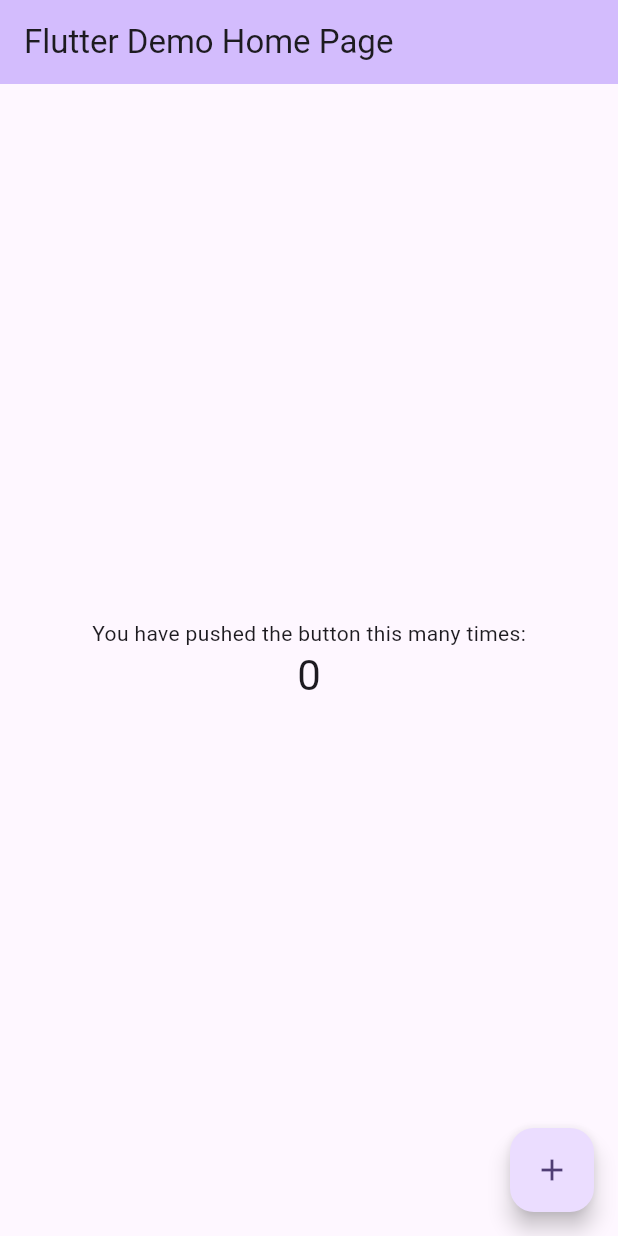
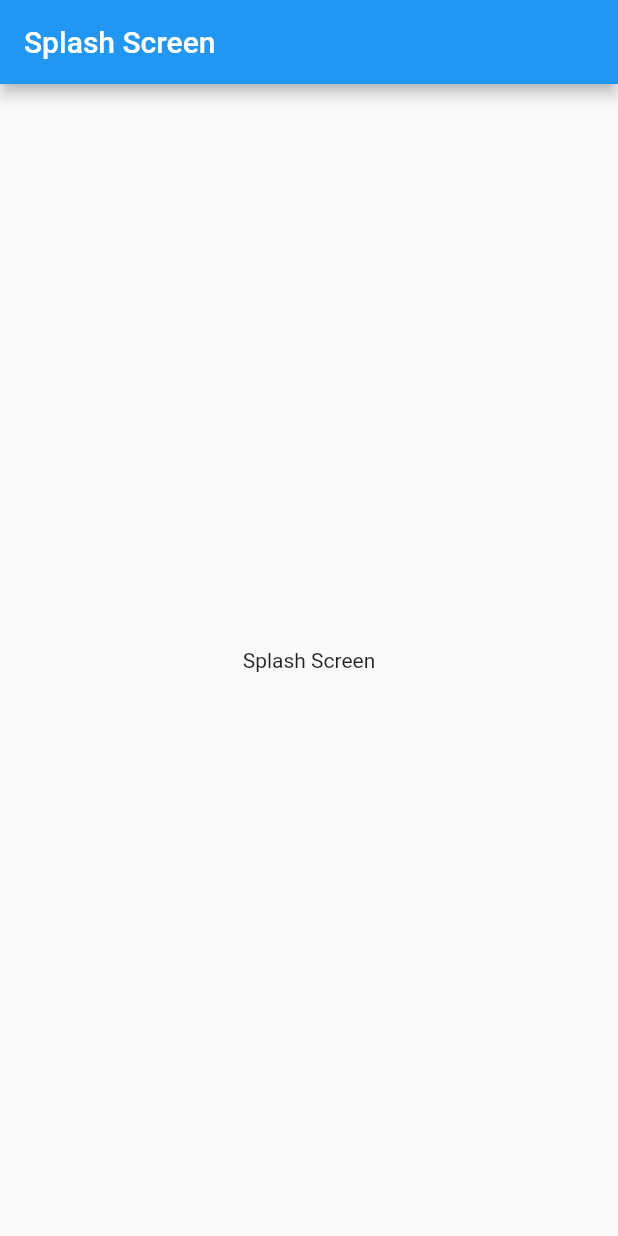
Before and after one commit to josepaulodelacruz/flutter_boilerplate, a Flutter app: the screen it shows after launch, on a phone screen of 412 x 824 dp. Run offline on Flutter 3.47's test engine with Material 2 defaults, Android fonts, the phone set to English and light mode, and no system bars; our stand-ins replace go_router.

Commit message:
setup GoRouter navigation

```diff
--- /dev/null
+++ b/lib/common/constants.dart
@@ -0,0 +1,8 @@
+import 'package:flutter/material.dart';
+
+
+//Theming
+ThemeData createTheme (BuildContext context) {
+  //Declared your theme here
+  return ThemeData();
+}
--- /dev/null
+++ b/lib/common/string_routes.dart
@@ -0,0 +1,4 @@
+
+const splash = '/';
+
+const login = '/login';
--- a/lib/main.dart
+++ b/lib/main.dart
@@ -1,125 +1,25 @@
 import 'package:flutter/material.dart';
+import 'package:flutter_boilerplate/common/constants.dart';
+import 'package:flutter_boilerplate/on_router.dart';
 
 void main() {
   runApp(const MyApp());
 }
 
-class MyApp extends StatelessWidget {
+class MyApp extends StatefulWidget {
   const MyApp({super.key});
 
-  // This widget is the root of your application.
+  @override
+  State<MyApp> createState() => _MyAppState();
+}
+
+class _MyAppState extends State<MyApp> {
   @override
   Widget build(BuildContext context) {
-    return MaterialApp(
-      title: 'Flutter Demo',
-      theme: ThemeData(
-        // This is the theme of your application.
-        //
-        // TRY THIS: Try running your application with "flutter run". You'll see
-        // the application has a blue toolbar. Then, without quitting the app,
-        // try changing the seedColor in the colorScheme below to Colors.green
-        // and then invoke "hot reload" (save your changes or press the "hot
-        // reload" button in a Flutter-supported IDE, or press "r" if you used
-        // the command line to start the app).
-        //
-        // Notice that the counter didn't reset back to zero; the application
-        // state is not lost during the reload. To reset the state, use hot
-        // restart instead.
-        //
-        // This works for code too, not just values: Most code changes can be
-        // tested with just a hot reload.
-        colorScheme: ColorScheme.fromSeed(seedColor: Colors.deepPurple),
-        useMaterial3: true,
-      ),
-      home: const MyHomePage(title: 'Flutter Demo Home Page'),
+    return MaterialApp.router(
+      title: "Flutter boilerplate project",
+      theme: createTheme(context),
+      routerConfig: onRouter,
     );
   }
 }
-
-class MyHomePage extends StatefulWidget {
-  const MyHomePage({super.key, required this.title});
-
-  // This widget is the home page of your application. It is stateful, meaning
-  // that it has a State object (defined below) that contains fields that affect
-  // how it looks.
-
-  // This class is the configuration for the state. It holds the values (in this
-  // case the title) provided by the parent (in this case the App widget) and
-  // used by the build method of the State. Fields in a Widget subclass are
-  // always marked "final".
-
-  final String title;
-
-  @override
-  State<MyHomePage> createState() => _MyHomePageState();
-}
-
-class _MyHomePageState extends State<MyHomePage> {
-  int _counter = 0;
-
-  void _incrementCounter() {
-    setState(() {
-      // This call to setState tells the Flutter framework that something has
-      // changed in this State, which causes it to rerun the build method below
-      // so that the display can reflect the updated values. If we changed
-      // _counter without calling setState(), then the build method would not be
-      // called again, and so nothing would appear to happen.
-      _counter++;
-    });
-  }
-
-  @override
-  Widget build(BuildContext context) {
-    // This method is rerun every time setState is called, for instance as done
-    // by the _incrementCounter method above.
-    //
-    // The Flutter framework has been optimized to make rerunning build methods
-    // fast, so that you can just rebuild anything that needs updating rather
-    // than having to individually change instances of widgets.
-    return Scaffold(
-      appBar: AppBar(
-        // TRY THIS: Try changing the color here to a specific color (to
-        // Colors.amber, perhaps?) and trigger a hot reload to see the AppBar
-        // change color while the other colors stay the same.
-        backgroundColor: Theme.of(context).colorScheme.inversePrimary,
-        // Here we take the value from the MyHomePage object that was created by
-        // the App.build method, and use it to set our appbar title.
-        title: Text(widget.title),
-      ),
-      body: Center(
-        // Center is a layout widget. It takes a single child and positions it
-        // in the middle of the parent.
-        child: Column(
-          // Column is also a layout widget. It takes a list of children and
-          // arranges them vertically. By default, it sizes itself to fit its
-          // children horizontally, and tries to be as tall as its parent.
-          //
-          // Column has various properties to control how it sizes itself and
-          // how it positions its children. Here we use mainAxisAlignment to
-          // center the children vertically; the main axis here is the vertical
-          // axis because Columns are vertical (the cross axis would be
-          // horizontal).
-          //
-          // TRY THIS: Invoke "debug painting" (choose the "Toggle Debug Paint"
-          // action in the IDE, or press "p" in the console), to see the
-          // wireframe for each widget.
-          mainAxisAlignment: MainAxisAlignment.center,
-          children: <Widget>[
-            const Text(
-              'You have pushed the button this many times:',
-            ),
-            Text(
-              '$_counter',
-              style: Theme.of(context).textTheme.headlineMedium,
-            ),
-          ],
-        ),
-      ),
-      floatingActionButton: FloatingActionButton(
-        onPressed: _incrementCounter,
-        tooltip: 'Increment',
-        child: const Icon(Icons.add),
-      ), // This trailing comma makes auto-formatting nicer for build methods.
-    );
-  }
-}
--- /dev/null
+++ b/lib/on_router.dart
@@ -0,0 +1,28 @@
+import 'package:flutter_boilerplate/screens/export_screens.dart';
+import 'package:go_router/go_router.dart';
+import 'package:flutter/material.dart';
+import 'package:flutter_boilerplate/screens/export_screens.dart';
+import 'package:flutter_boilerplate/common/string_routes.dart';
+
+
+final GlobalKey<NavigatorState> _rootNavigatorKey =
+GlobalKey<NavigatorState>(debugLabel: 'root');
+final GlobalKey<NavigatorState> _shellNavigatorKey =
+GlobalKey<NavigatorState>(debugLabel: 'shell');
+
+final GoRouter onRouter = GoRouter(
+  routes: [
+    GoRoute(
+      name: splash,
+      path: splash,
+      builder: (context, state) {
+        return const SplashScreen();
+      },
+    ),
+    GoRoute(
+      name: login,
+      path: login,
+      builder: (context, state) => const LoginScreen(),
+    )
+  ]
+);
--- /dev/null
+++ b/lib/screens/export_screens.dart
@@ -0,0 +1,6 @@
+
+export 'package:flutter_boilerplate/screens/splash/splash.dart';
+
+export 'package:flutter_boilerplate/screens/login/login_sreen.dart';
+
+export 'package:flutter_boilerplate/screens/home/home_screen.dart';
--- /dev/null
+++ b/lib/screens/splash/splash.dart
@@ -0,0 +1,17 @@
+import 'package:flutter/material.dart';
+
+class SplashScreen extends StatelessWidget {
+  const SplashScreen({super.key});
+
+  @override
+  Widget build(BuildContext context) {
+    return Scaffold(
+      appBar: AppBar(
+        title: const Text('Splash Screen'),
+      ),
+      body: const Center(
+        child: Text('Splash Screen'),
+      ),
+    );
+  }
+}
--- a/pubspec.yaml
+++ b/pubspec.yaml
@@ -46,6 +46,7 @@ dev_dependencies:
   # package. See that file for information about deactivating specific lint
   # rules and activating additional ones.
   flutter_lints: ^2.0.0
+  go_router: ^11.0.0
 
 # For information on the generic Dart part of this file, see the
 # following page: https://dart.dev/tools/pub/pubspec
```
Also changed, not shown: lib/common/size_config.dart (added, +38 -0 lines), lib/screens/home/home_screen.dart (added, +26 -0 lines), lib/screens/login/login_sreen.dart (added, +26 -0 lines), pubspec.lock.
